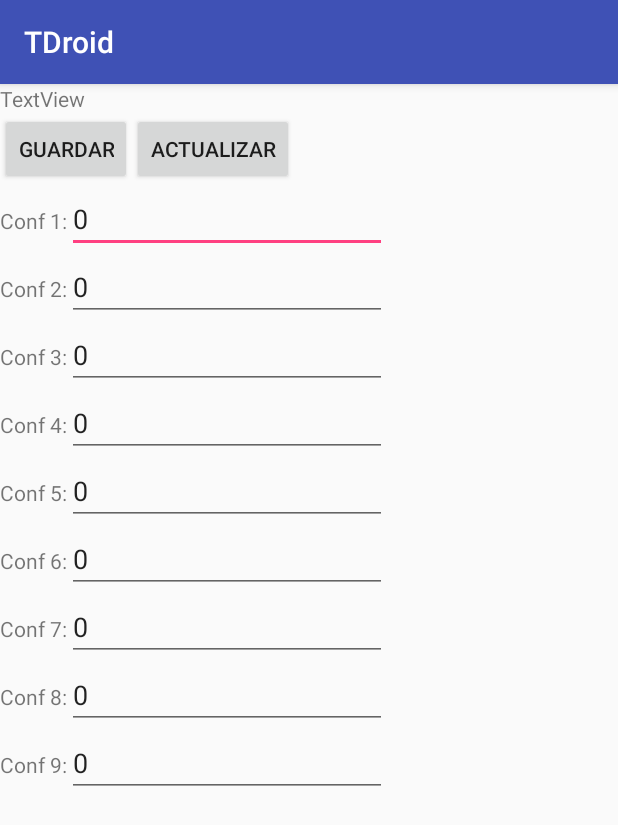
After one commit to AndroidStudioProyects/TDroid-Final, an Android app: the Activity_Configuracion screen opened directly, with no data from a screen before it, on a phone screen of 412 x 824 dp. The commit adds this screen. Shown: the top 825 px of the screen. Run offline under Robolectric (Android 15) with nearby library versions, the phone set to English and light mode, and no system bars; 3 statements that could not run were skipped.

Commit message:
add Configuracion
funcional almacena y lee datos del equipos(configuracion)

```diff
--- a/app/src/main/AndroidManifest.xml
+++ b/app/src/main/AndroidManifest.xml
@@ -15,6 +15,7 @@
                 <category android:name="android.intent.category.LAUNCHER" />
             </intent-filter>
         </activity>
+        <activity android:name=".Activity_Configuracion"></activity>
     </application>
 
 </manifest>
--- /dev/null
+++ b/app/src/main/java/com/example/giovanazzi/tdroid/Activity_Configuracion.java
@@ -0,0 +1,201 @@
+package com.example.giovanazzi.tdroid;
+
+import android.os.AsyncTask;
+import android.os.Bundle;
+import android.support.annotation.Nullable;
+import android.support.v7.app.AppCompatActivity;
+import android.view.View;
+import android.widget.Button;
+import android.widget.EditText;
+import android.widget.TextView;
+import android.widget.Toast;
+
+import java.io.BufferedReader;
+import java.io.IOException;
+import java.io.InputStream;
+import java.io.InputStreamReader;
+import java.io.PrintWriter;
+import java.net.Socket;
+import java.net.UnknownHostException;
+
+import static android.util.Log.d;
+
+/**
+ * Created by Diego on 15/04/2017.
+ */
+
+public class Activity_Configuracion extends AppCompatActivity {
+    ClientAsyncTask client;
+    Button btn_Guardar,btn_Actualizar;
+    //EditText editText_IP,editText_port;
+    TextView textView,text_Conf1,text_Conf2,text_Conf3,text_Conf4,
+            text_Conf5,text_Conf6,text_Conf7,text_Conf8,text_Conf9;
+    EditText edit_Conf1,edit_Conf2,edit_Conf3,edit_Conf4,
+            edit_Conf5,edit_Conf6,edit_Conf7,edit_Conf8,edit_Conf9;
+    String IP_Conf,Port_Conf;
+
+    String Conf1,Conf2,Conf3,Conf4,Conf5,Conf6,Conf7,Conf8,Conf9;
+    @Override
+    protected void onCreate(@Nullable Bundle savedInstanceState) {
+        super.onCreate(savedInstanceState);
+        setContentView(R.layout.activity_configuracion);
+        LevantarXML();
+        Botones();
+
+    }
+
+    @Override
+    protected void onStart() {
+        super.onStart();
+        Bundle b = this.getIntent().getExtras();
+        textView.setText(b.getString("IP"));
+
+        IP_Conf=b.getString("IP");
+        Port_Conf=b.getString("PORT");
+
+
+        client=new ClientAsyncTask();
+        client.execute(IP_Conf,Port_Conf,"888");
+
+    }
+
+    void LevantarXML(){
+
+        textView=(TextView)findViewById(R.id.text_AcConf);
+        text_Conf1=(TextView)findViewById(R.id.text_conf1);
+        text_Conf2=(TextView)findViewById(R.id.text_conf2);
+        text_Conf3=(TextView)findViewById(R.id.text_conf3);
+        text_Conf4=(TextView)findViewById(R.id.text_conf4);
+        text_Conf5=(TextView)findViewById(R.id.text_conf5);
+        text_Conf6=(TextView)findViewById(R.id.text_conf6);
+        text_Conf7=(TextView)findViewById(R.id.text_conf7);
+        text_Conf8=(TextView)findViewById(R.id.text_conf8);
+        text_Conf9=(TextView)findViewById(R.id.text_conf9);
+
+        edit_Conf1=(EditText)findViewById(R.id.edit_conf1);
+        edit_Conf2=(EditText)findViewById(R.id.edit_conf2);
+        edit_Conf3=(EditText)findViewById(R.id.edit_conf3);
+        edit_Conf4=(EditText)findViewById(R.id.edit_conf4);
+        edit_Conf5=(EditText)findViewById(R.id.edit_conf5);
+        edit_Conf6=(EditText)findViewById(R.id.edit_conf6);
+        edit_Conf7=(EditText)findViewById(R.id.edit_conf7);
+        edit_Conf8=(EditText)findViewById(R.id.edit_conf8);
+        edit_Conf9=(EditText)findViewById(R.id.edit_conf9);
+
+        btn_Guardar=(Button)findViewById(R.id.btn_guardar);
+        btn_Actualizar=(Button)findViewById(R.id.btn_Actualizar);
+
+    }
+
+    void Botones(){
+
+        btn_Actualizar.setOnClickListener(new View.OnClickListener() {
+            @Override
+            public void onClick(View v) {
+
+                client=new ClientAsyncTask();
+                client.execute(IP_Conf,Port_Conf,"888");
+            }
+        });
+
+        btn_Guardar.setOnClickListener(new View.OnClickListener() {
+            @Override
+            public void onClick(View v) {
+
+                LevantarDatos();
+            }
+        });
+
+    }
+
+    void LevantarDatos(){
+
+        Conf1=edit_Conf1.getText().toString();
+        Conf2=edit_Conf2.getText().toString();
+        Conf3=edit_Conf3.getText().toString();
+        Conf4=edit_Conf4.getText().toString();
+        Conf5=edit_Conf5.getText().toString();
+        Conf6=edit_Conf6.getText().toString();
+        Conf7=edit_Conf7.getText().toString();
+        Conf8=edit_Conf8.getText().toString();
+        Conf9=edit_Conf9.getText().toString();
+
+        client=new ClientAsyncTask();
+        client.execute(IP_Conf,Port_Conf,"999");
+        client=new ClientAsyncTask();
+        client.execute(IP_Conf,Port_Conf,Conf1+" "+Conf2+" "+Conf3+" "+Conf4+" "+Conf5+" "+Conf6+" "+Conf7+" "+Conf8+" "+Conf9);
+
+
+    }
+
+    class ClientAsyncTask extends AsyncTask<String, Void, String> {
+
+        protected String doInBackground(String... params) {
+            String result = null;
+            try {
+                //Create a client socket and define internet address and the port of the server
+                Socket socket = new Socket(params[0],Integer.parseInt(params[1]));
+                //Get the input stream of the client socket
+                InputStream is = socket.getInputStream();
+                //Get the output stream of the client socket
+                PrintWriter out = new PrintWriter(socket.getOutputStream(),true);
+                //Write data to the output stream of the client socket
+                out.println(params[2]);
+                //Buffer the data coming from the input stream
+                BufferedReader br = new BufferedReader(
+                        new InputStreamReader(is));
+                //Read data in the input buffer
+                result = br.readLine();
+                //Close the client socket
+                socket.close();
+            } catch (NumberFormatException e) {
+                e.printStackTrace();
+            } catch (UnknownHostException e) {
+                e.printStackTrace();
+            } catch (IOException e) {
+                e.printStackTrace();
+            }
+            return result;
+        }
+        @Override
+        protected void onPostExecute(String s) {
+
+            if((s == null) || (s.equals(""))){
+
+            } else {
+              //  Toast.makeText(getApplicationContext(),s,Toast.LENGTH_SHORT).show();
+                String delimitadores = " ";
+                String[] dato = s.split(delimitadores);
+                int longitud = dato.length;
+                d("CONFIG", "Longitud: "+longitud);
+                String Conf1="0",Conf2="0", Conf3="0", Conf4="0",Conf5="0",Conf6="0" ,Conf7="0", Conf8="0",Conf9="0";
+
+                if(longitud==1) {
+
+                    Toast.makeText(getApplicationContext(),"Configuración Exitosa !!",Toast.LENGTH_SHORT).show();
+
+                }
+              if(longitud==9) {
+
+                  Toast.makeText(getApplicationContext(),"Lectura de configuración Exitosa !!!",Toast.LENGTH_SHORT).show();
+
+                  edit_Conf1.setText(dato[0]);
+                  edit_Conf2.setText(dato[1]);
+                  edit_Conf3.setText(dato[2]);
+                  edit_Conf4.setText(dato[3]);
+                  edit_Conf5.setText(dato[4]);
+                  edit_Conf6.setText(dato[5]);
+                  edit_Conf7.setText(dato[6]);
+                  edit_Conf8.setText(dato[7]);
+                  edit_Conf9.setText(dato[8]);
+                  Toast.makeText(getApplicationContext(),"Lectura de configuración Exitosa !!!",Toast.LENGTH_SHORT).show();
+                }
+
+            }
+        }
+    }
+
+
+
+
+}
--- /dev/null
+++ b/app/src/main/res/layout/activity_configuracion.xml
@@ -0,0 +1,194 @@
+<?xml version="1.0" encoding="utf-8"?>
+<LinearLayout xmlns:android="http://schemas.android.com/apk/res/android"
+    android:orientation="vertical" android:layout_width="match_parent"
+    android:layout_height="match_parent">
+
+    <TextView
+        android:id="@+id/text_AcConf"
+        android:layout_width="wrap_content"
+        android:layout_height="wrap_content"
+        android:text="TextView" />
+
+    <LinearLayout
+        android:layout_width="match_parent"
+        android:layout_height="wrap_content"
+        android:orientation="horizontal">
+        <Button
+            android:id="@+id/btn_guardar"
+            android:layout_width="wrap_content"
+            android:layout_height="wrap_content"
+            android:text="Guardar" />
+        <Button
+            android:id="@+id/btn_Actualizar"
+            android:layout_width="wrap_content"
+            android:layout_height="wrap_content"
+            android:text="Actualizar" />
+
+
+    </LinearLayout>
+
+
+
+    <LinearLayout
+        android:layout_width="match_parent"
+        android:layout_height="wrap_content"
+        android:orientation="vertical">
+        <LinearLayout
+            android:layout_width="wrap_content"
+            android:layout_height="wrap_content"
+            android:orientation="horizontal">
+            <TextView
+                android:id="@+id/text_conf1"
+                android:layout_width="wrap_content"
+                android:layout_height="wrap_content"
+                android:text="Conf 1:" />
+            <EditText
+                android:id="@+id/edit_conf1"
+                android:layout_width="match_parent"
+                android:layout_height="wrap_content"
+                android:ems="10"
+                android:inputType="number"
+                android:text="0" />
+        </LinearLayout>
+        <LinearLayout
+            android:layout_width="wrap_content"
+            android:layout_height="wrap_content"
+            android:orientation="horizontal">
+            <TextView
+                android:id="@+id/text_conf2"
+                android:layout_width="wrap_content"
+                android:layout_height="wrap_content"
+                android:text="Conf 2:" />
+            <EditText
+                android:id="@+id/edit_conf2"
+                android:layout_width="match_parent"
+                android:layout_height="wrap_content"
+                android:ems="10"
+                android:inputType="number"
+                android:text="0" />
+        </LinearLayout>
+        <LinearLayout
+            android:layout_width="wrap_content"
+            android:layout_height="wrap_content"
+            android:orientation="horizontal">
+            <TextView
+                android:id="@+id/text_conf3"
+                android:layout_width="wrap_content"
+                android:layout_height="wrap_content"
+                android:text="Conf 3:" />
+            <EditText
+                android:id="@+id/edit_conf3"
+                android:layout_width="match_parent"
+                android:layout_height="wrap_content"
+                android:ems="10"
+                android:inputType="number"
+                android:text="0" />
+        </LinearLayout>
+        <LinearLayout
+            android:layout_width="wrap_content"
+            android:layout_height="wrap_content"
+            android:orientation="horizontal">
+            <TextView
+                android:id="@+id/text_conf4"
+                android:layout_width="wrap_content"
+                android:layout_height="wrap_content"
+                android:text="Conf 4:" />
+            <EditText
+                android:id="@+id/edit_conf4"
+                android:layout_width="match_parent"
+                android:layout_height="wrap_content"
+                android:ems="10"
+                android:inputType="number"
+                android:text="0" />
+        </LinearLayout>
+        <LinearLayout
+            android:layout_width="wrap_content"
+            android:layout_height="wrap_content"
+            android:orientation="horizontal">
+            <TextView
+                android:id="@+id/text_conf5"
+                android:layout_width="wrap_content"
+                android:layout_height="wrap_content"
+                android:text="Conf 5:" />
+            <EditText
+                android:id="@+id/edit_conf5"
+                android:layout_width="match_parent"
+                android:layout_height="wrap_content"
+                android:ems="10"
+                android:inputType="number"
+                android:text="0" />
+        </LinearLayout>
+        <LinearLayout
+            android:layout_width="wrap_content"
+            android:layout_height="wrap_content"
+            android:orientation="horizontal">
+            <TextView
+                android:id="@+id/text_conf6"
+                android:layout_width="wrap_content"
+                android:layout_height="wrap_content"
+                android:text="Conf 6:" />
+            <EditText
+                android:id="@+id/edit_conf6"
+                android:layout_width="match_parent"
+                android:layout_height="wrap_content"
+                android:ems="10"
+                android:inputType="number"
+                android:text="0" />
+        </LinearLayout>
+        <LinearLayout
+            android:layout_width="wrap_content"
+            android:layout_height="wrap_content"
+            android:orientation="horizontal">
+            <TextView
+                android:id="@+id/text_conf7"
+                android:layout_width="wrap_content"
+                android:layout_height="wrap_content"
+                android:text="Conf 7:" />
+            <EditText
+                android:id="@+id/edit_conf7"
+                android:layout_width="match_parent"
+                android:layout_height="wrap_content"
+                android:ems="10"
+                android:inputType="number"
+                android:text="0" />
+        </LinearLayout>
+        <LinearLayout
+            android:layout_width="wrap_content"
+            android:layout_height="wrap_content"
+            android:orientation="horizontal">
+            <TextView
+                android:id="@+id/text_conf8"
+                android:layout_width="wrap_content"
+                android:layout_height="wrap_content"
+                android:text="Conf 8:" />
+            <EditText
+                android:id="@+id/edit_conf8"
+                android:layout_width="match_parent"
+                android:layout_height="wrap_content"
+                android:ems="10"
+                android:inputType="number"
+                android:text="0" />
+        </LinearLayout>
+        <LinearLayout
+            android:layout_width="wrap_content"
+            android:layout_height="wrap_content"
+            android:orientation="horizontal">
+            <TextView
+                android:id="@+id/text_conf9"
+                android:layout_width="wrap_content"
+                android:layout_height="wrap_content"
+                android:text="Conf 9:" />
+            <EditText
+                android:id="@+id/edit_conf9"
+                android:layout_width="match_parent"
+                android:layout_height="wrap_content"
+                android:ems="10"
+                android:inputType="number"
+                android:text="0" />
+        </LinearLayout>
+
+
+    </LinearLayout>
+
+
+</LinearLayout>
```
Also changed, not shown: app/src/main/java/com/example/giovanazzi/tdroid/MainActivity.java (+59 -24 lines), app/src/main/res/layout/activity_main.xml (+60 -120 lines).
